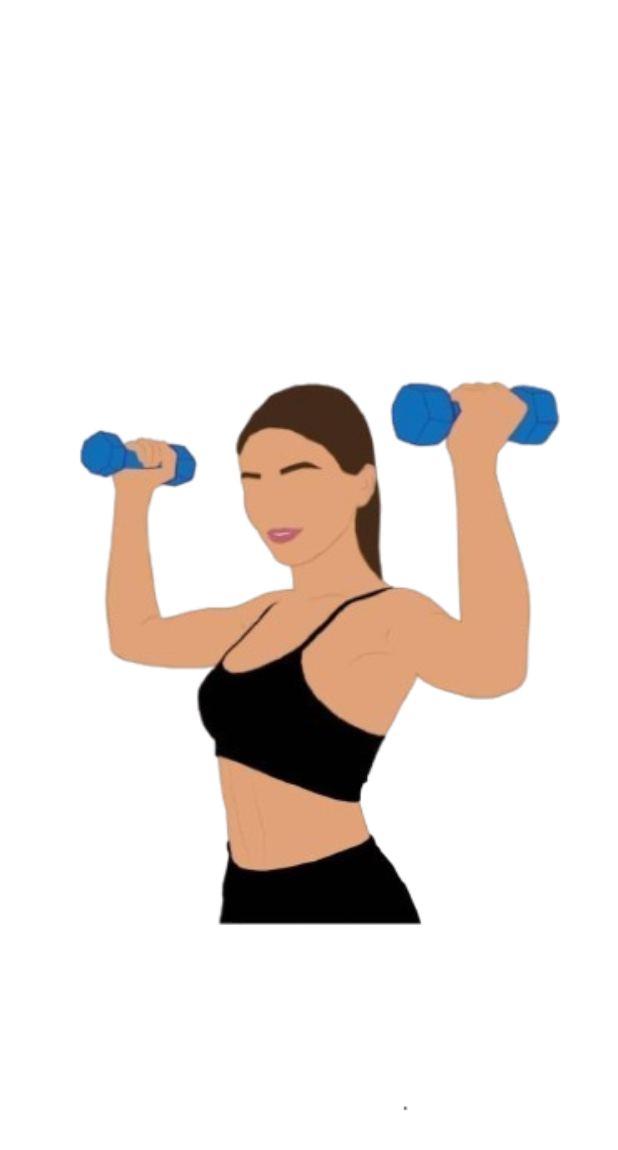
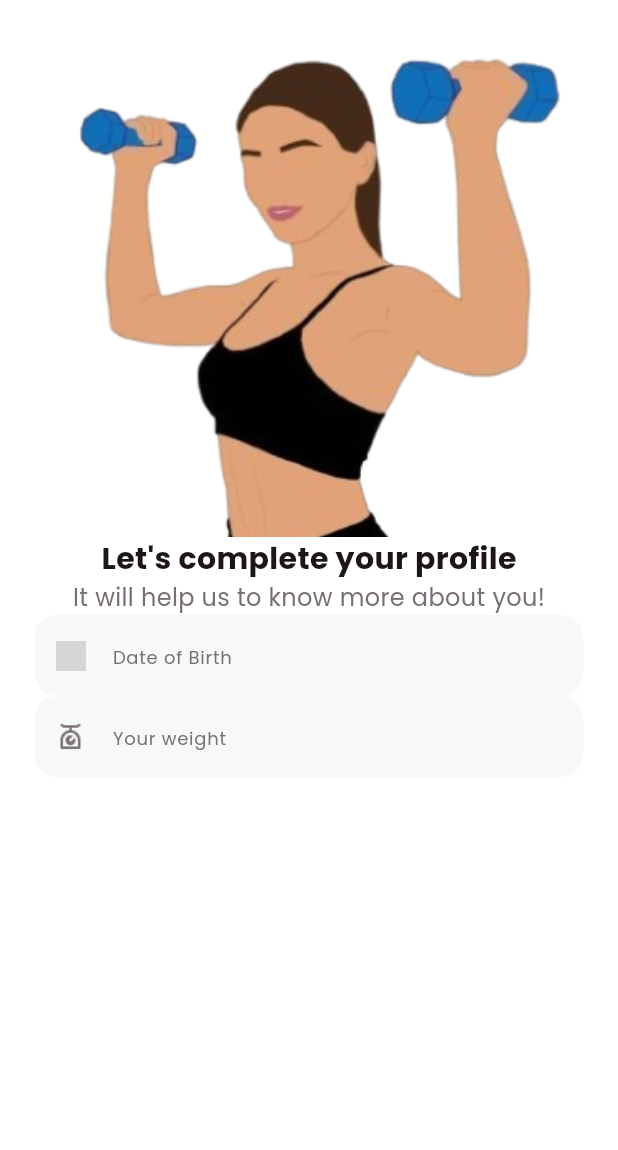
Before and after one commit to sdhaputhanthrie/Fitness-App, a Flutter app: the CompleteProfileView screen opened directly, on a phone screen of 412 x 824 dp. Shown: the top 1150 px of the screen. Run offline on Flutter 3.47's test engine with Material 3 defaults, Android fonts, the phone set to English and light mode, and no system bars; grey boxes are pictures that could not be loaded.

Commit message:
add date and weight

```diff
--- a/lib/view/login/complete_profile_view.dart
+++ b/lib/view/login/complete_profile_view.dart
@@ -1,5 +1,5 @@
-
 import 'package:fitness/common/colo_extension.dart' show TColor;
+import 'package:fitness/common_widget/round_textfield.dart';
 import 'package:flutter/material.dart';
 
 class CompleteProfileView extends StatefulWidget {
@@ -10,9 +10,10 @@ class CompleteProfileView extends StatefulWidget {
 }
 
 class _CompleteProfileViewState extends State<CompleteProfileView> {
+  TextEditingController txtDate = TextEditingController();
+
   @override
   Widget build(BuildContext context) {
-
     var media = MediaQuery.of(context).size;
     return Scaffold(
       backgroundColor: TColor.white,
@@ -20,13 +21,60 @@ class _CompleteProfileViewState extends State<CompleteProfileView> {
         child: SafeArea(
           child: Padding(
             padding: const EdgeInsets.all(8.0),
-            child: Column(children: [
-             Image.asset("assets/img/gym.png",width: media.width ,fit:BoxFit.fitWidth)
-            ],),
+            child: Column(
+              children: [
+                Image.asset(
+                  "assets/img/gym.png",
+                  width: media.width,
+                  fit: BoxFit.fitWidth,
+                  height: 350,
+                ),
+
+                Text(
+                  "Let's complete your profile",
+                  style: TextStyle(color: TColor.black, fontSize: 20, fontWeight: FontWeight.w700,),
+                ),
+
+                Text(
+                  "It will help us to know more about you!",
+                  style: TextStyle(
+                    color: TColor.gray,
+                    fontSize: 16,
+
+                  ),
+                ),
+
+                Padding(
+                  padding: const EdgeInsets.symmetric(horizontal: 15.0),
+                  child: Column(
+                    children: [
+                      RoundTextfield(
+                        controller: txtDate,
+                        hitText: "Date of Birth",
+                        icon: "assets/img/date.png",
+                      ),
+
+                      Row(
+                        children: [
+                        Expanded(
+                          child: RoundTextfield(
+                          controller: txtDate,
+                          hitText: "Your weight",
+                          icon: "assets/img/weight.png",
+                                                ),
+                        ),
+                        ],
+                      )
+                    ],
+                  ),
+                ),
+
+                SizedBox(height: media.height * 0.05),
+              ],
+            ),
           ),
         ),
       ),
     );
-
   }
 }
```
